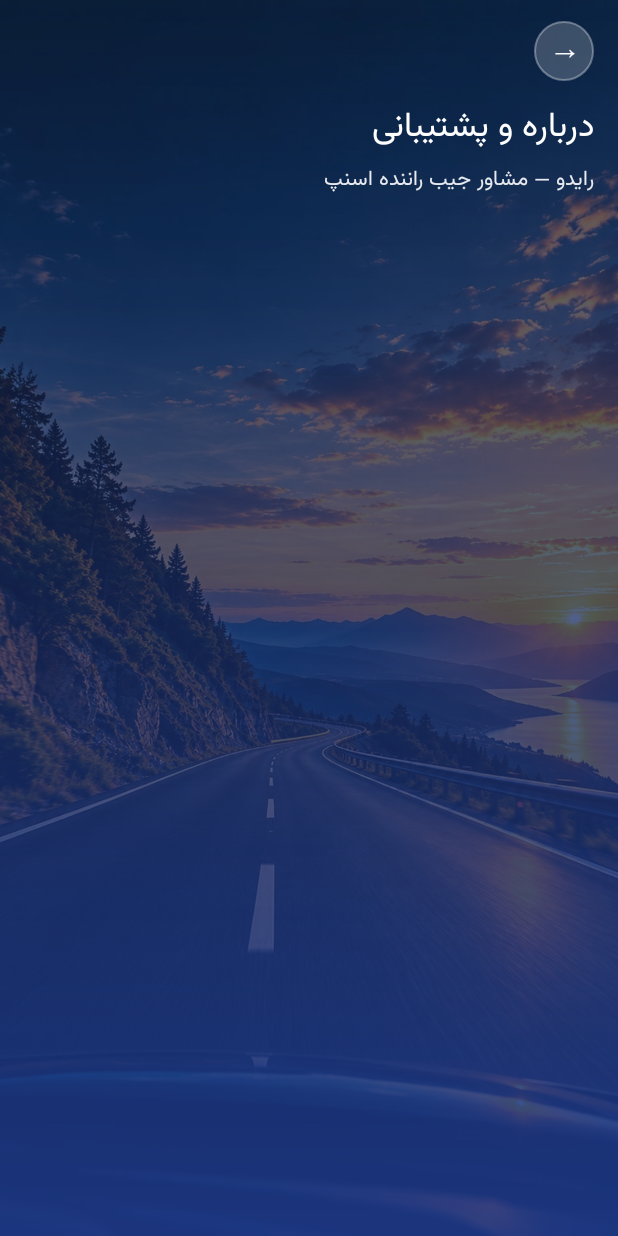
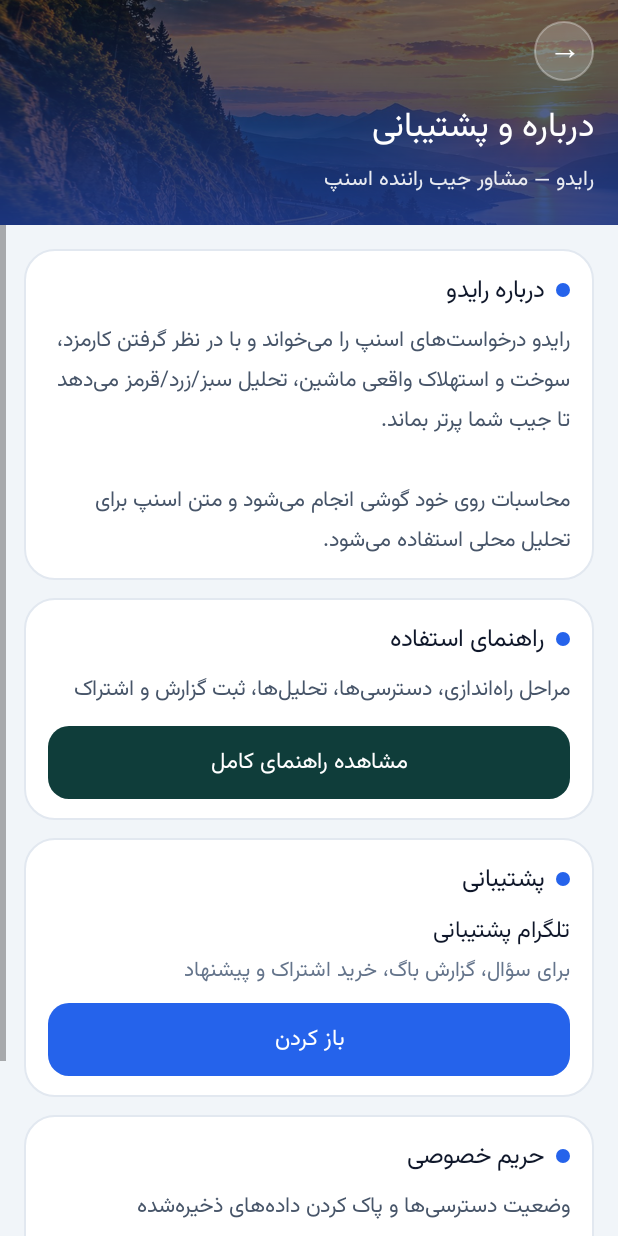
Before and after one commit to makhzari25-creator/Raido, an Android app: the SupportActivity screen opened directly, with no data from a screen before it, on a phone screen of 412 x 824 dp. Run offline under Robolectric (Android 15) with nearby library versions, the phone set to English and light mode, and no system bars.

Commit message:
v3.2.10: fix empty support/help/subscription pages (header had wrap_content height with image child -> filled screen)
Co-Authored-By: Claude Sonnet 5.5 <noreply@anthropic.com>
Claude-Session: https://claude.ai/code/session_01E1hzamvErFwptQ2VvGRreg

```diff
--- a/app/build.gradle
+++ b/app/build.gradle
@@ -9,8 +9,8 @@ android {
         applicationId "ir.tripanalyzer.app"
         minSdk 26
         targetSdk 34
-        versionCode 154
-        versionName "3.2.9"
+        versionCode 155
+        versionName "3.2.10"
     }
     def ksPath = System.getenv("RAIDO_KEYSTORE_PATH")
     def hasReleaseKey = ksPath != null && file(ksPath).exists()
--- a/app/src/main/java/ir/tripanalyzer/app/HelpActivity.java
+++ b/app/src/main/java/ir/tripanalyzer/app/HelpActivity.java
@@ -26,7 +26,7 @@ public final class HelpActivity extends BaseActivity {
         LinearLayout shell = new LinearLayout(this);
         shell.setOrientation(LinearLayout.VERTICAL);
         shell.setBackgroundColor(PageKit.BG);
-        shell.addView(PageKit.header(this, "راهنمای رایدو", "از نصب تا تحلیل هر درخواست"), new LinearLayout.LayoutParams(-1, -2));
+        shell.addView(PageKit.header(this, "راهنمای رایدو", "از نصب تا تحلیل هر درخواست"), new LinearLayout.LayoutParams(-1, PageKit.dp(this, 150)));
 
         ScrollView scroll = new ScrollView(this);
         list = new LinearLayout(this);
--- a/app/src/main/java/ir/tripanalyzer/app/SubscriptionActivity.java
+++ b/app/src/main/java/ir/tripanalyzer/app/SubscriptionActivity.java
@@ -41,7 +41,7 @@ public final class SubscriptionActivity extends BaseActivity {
         LinearLayout shell = new LinearLayout(this);
         shell.setOrientation(LinearLayout.VERTICAL);
         shell.setBackgroundColor(PageKit.BG);
-        shell.addView(PageKit.header(this, "اشتراک RAIDO", "حسابداری هوشمند رانندگان"), new LinearLayout.LayoutParams(-1, -2));
+        shell.addView(PageKit.header(this, "اشتراک RAIDO", "حسابداری هوشمند رانندگان"), new LinearLayout.LayoutParams(-1, PageKit.dp(this, 150)));
         ScrollView scroll = new ScrollView(this);
         list = new LinearLayout(this);
         list.setOrientation(LinearLayout.VERTICAL);
--- a/app/src/main/java/ir/tripanalyzer/app/SupportActivity.java
+++ b/app/src/main/java/ir/tripanalyzer/app/SupportActivity.java
@@ -23,7 +23,7 @@ public final class SupportActivity extends BaseActivity {
         LinearLayout shell = new LinearLayout(this);
         shell.setOrientation(LinearLayout.VERTICAL);
         shell.setBackgroundColor(PageKit.BG);
-        shell.addView(PageKit.header(this, "درباره و پشتیبانی", "رایدو — مشاور جیب راننده اسنپ"), new LinearLayout.LayoutParams(-1, -2));
+        shell.addView(PageKit.header(this, "درباره و پشتیبانی", "رایدو — مشاور جیب راننده اسنپ"), new LinearLayout.LayoutParams(-1, PageKit.dp(this, 150)));
         ScrollView scroll = new ScrollView(this);
         list = new LinearLayout(this);
         list.setOrientation(LinearLayout.VERTICAL);
```
